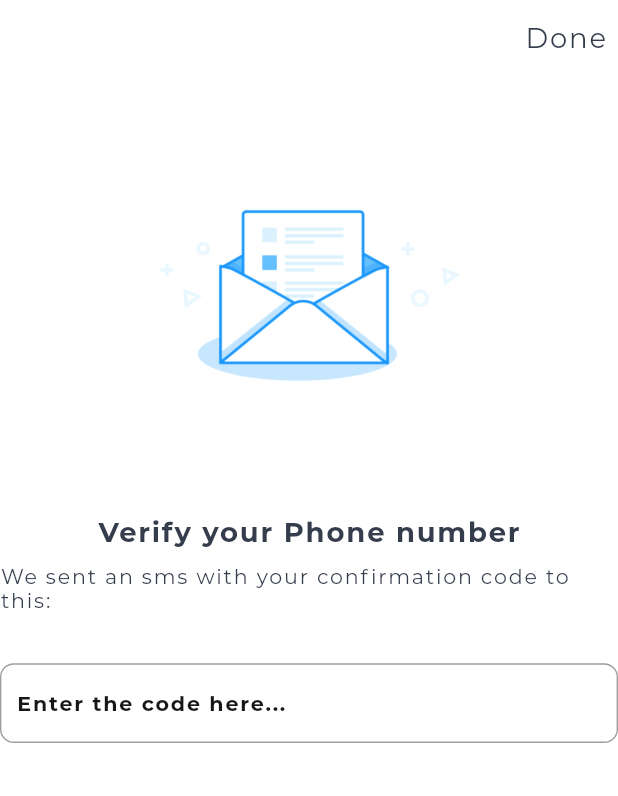
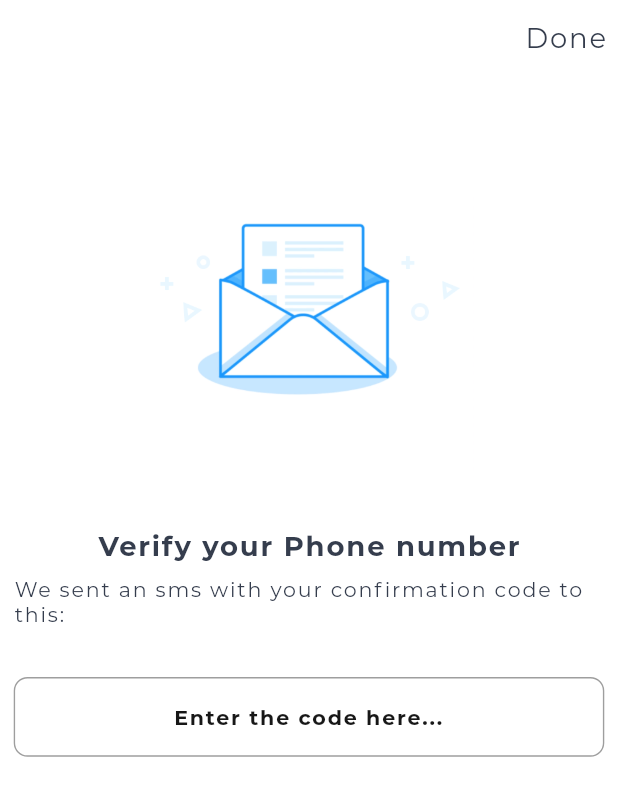
Before and after one commit to viraeshop/viraeshop_admin, a Flutter app: the PhoneVerificationScreen screen opened directly with empty values, on a phone screen of 412 x 824 dp. Shown: the top 796 px of the screen. Run offline on Flutter 3.47's test engine with Material 2 defaults, Android fonts, the phone set to English and light mode, and no system bars; drawn by our look-alikes of modal_progress_hud_nsn; our stand-ins replace bloc, cached_network_image, carousel_slider, chat_bubbles, cloud_firestore, currency_text_input_formatter and 24 more; missing offline and left inert: bluetooth_thermal_printer, dart:html, dart:js, esc_pos_bluetooth, esc_pos_utils, flutter_bluetooth_basic and 4 more; accounts and stored records are empty; statements that could not run were skipped.

Commit message:
Update phone_verification_screen.dart

```diff
--- a/lib/screens/customers/phone_verification_screen.dart
+++ b/lib/screens/customers/phone_verification_screen.dart
@@ -48,7 +48,8 @@ class _PhoneVerificationScreenState extends State<PhoneVerificationScreen> {
             ),
           ],
         ),
-        body: SizedBox(
+        body: Container(
+          padding: const EdgeInsets.all(10.0),
           height: size.height,
           width: size.width,
           child: Column(
@@ -88,18 +89,22 @@ class _PhoneVerificationScreenState extends State<PhoneVerificationScreen> {
                 height: 10.0,
               ),
               TextField(
+                textAlign: TextAlign.center,
                 enabled: !isLoading,
                 style: kProductNameStylePro,
                 keyboardType: TextInputType.number,
                 onChanged: (String value) async{
                   if(value.length == 6){
+                    setState((){
+                      isLoading = true;
+                    });
                     final credentials = PhoneAuthProvider.credential(
                       smsCode: value,
                       verificationId: widget.verificationId,
                     );
                     await _auth.signInWithCredential(credentials);
                     setState((){
-                      isLoading = true;
+                      isLoading = false;
                     });
                     toast(context: context, title: 'Verified');
                   }
```
